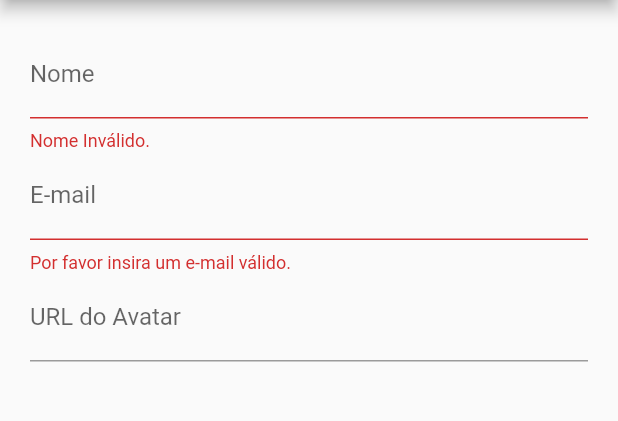
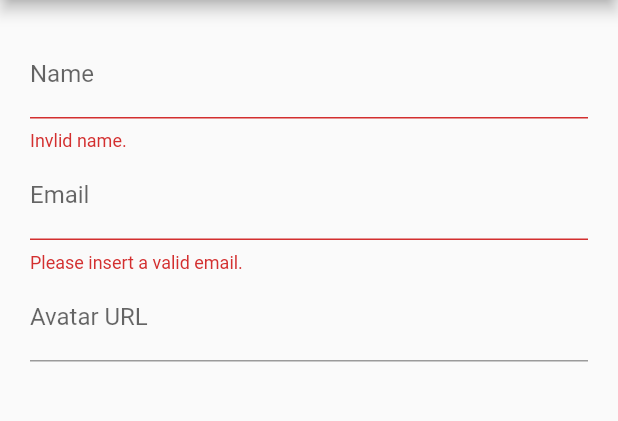
Before and after one commit to M-antunes/CRUD, a Flutter app: the NewUserForm screen opened by its route, after a tap on the "save" icon, on a phone screen of 412 x 824 dp, the part 84-505 px from its top. Run offline on Flutter 3.47's test engine with Material 2 defaults, Android fonts, the light colour scheme and no system bars; network calls fail.

Commit message:
english fixes

```diff
--- a/lib/views/new_user_form.dart
+++ b/lib/views/new_user_form.dart
@@ -47,33 +47,33 @@ class _NewUserFormState extends State<NewUserForm> {
           child: Column(
             children: [
               TextFormField(
-                decoration: InputDecoration(labelText: "Nome"),
+                decoration: InputDecoration(labelText: "Name"),
                 validator: (value) {
                   if (value == null || value.trim().isEmpty) {
-                    return "Nome Inválido.";
+                    return "Invlid name.";
                   }
                   if (value.trim().length < 3) {
-                    return 'Nome pequeno demais. Mínimo de 3 caracteres.';
+                    return 'Too short. Minimum of 3 letters';
                   }
                   return null;
                 },
                 onSaved: (value) => _formData['name'] = value!,
               ),
               TextFormField(
-                decoration: InputDecoration(labelText: "E-mail"),
+                decoration: InputDecoration(labelText: "Email"),
                 onSaved: (value) => _formData['email'] = value!,
                 validator: (value) {
                   if (value == null || value.trim().isEmpty) {
-                    return "Por favor insira um e-mail válido.";
+                    return "Please insert a valid email.";
                   }
                   if (value.trim().contains('.com') == false) {
-                    return 'Por favor insira um e-mail válido.';
+                    return "Please insert a valid email.";
                   }
                   return null;
                 },
               ),
               TextFormField(
-                decoration: InputDecoration(labelText: "URL do Avatar"),
+                decoration: InputDecoration(labelText: "Avatar URL"),
                 onSaved: (value) => _formData['avatarUrl'] = value!,
               )
             ],
--- a/lib/views/user_form.dart
+++ b/lib/views/user_form.dart
@@ -59,13 +59,13 @@ class _UserFormState extends State<UserForm> {
             children: [
               TextFormField(
                 initialValue: _formData['name']!,
-                decoration: InputDecoration(labelText: "Nome"),
+                decoration: InputDecoration(labelText: "Name"),
                 validator: (value) {
                   if (value == null || value.trim().isEmpty) {
-                    return "Nome Inválido.";
+                    return "Inválido name.";
                   }
                   if (value.trim().length < 3) {
-                    return 'Nome pequeno demais. Mínimo de 3 caracteres.';
+                    return 'Too short. Minimum of 3 letters';
                   }
                   return null;
                 },
@@ -73,21 +73,21 @@ class _UserFormState extends State<UserForm> {
               ),
               TextFormField(
                 initialValue: _formData['email']!,
-                decoration: InputDecoration(labelText: "E-mail"),
+                decoration: InputDecoration(labelText: "Email"),
                 onSaved: (value) => _formData['email'] = value!,
                 validator: (value) {
                   if (value == null || value.trim().isEmpty) {
-                    return "Por favor insira um e-mail válido.";
+                    return "Please insert a valid email.";
                   }
                   if (value.trim().contains('.com') == false) {
-                    return 'Por favor insira um e-mail válido.';
+                    return "Please insert a valid email.";
                   }
                   return null;
                 },
               ),
               TextFormField(
                 initialValue: _formData['avatarUrl']!,
-                decoration: InputDecoration(labelText: "URL do Avatar"),
+                decoration: InputDecoration(labelText: "Avatar URL"),
                 onSaved: (value) => _formData['avatarUrl'] = value!,
               )
             ],
```
